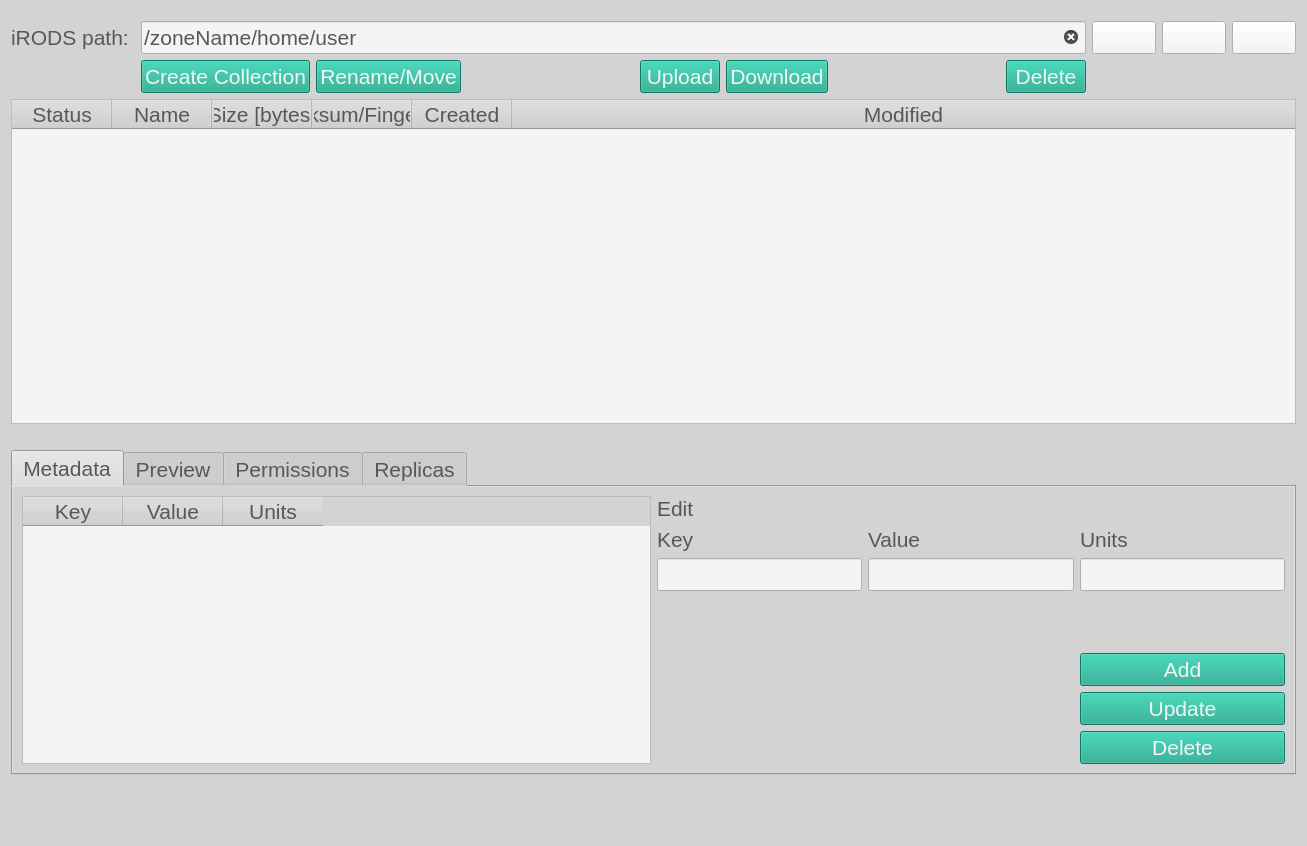
Before: the Qt Designer form ibridgesgui/ui_files/tabBrowser.ui in iBridges-for-iRODS/iBridges-GUI, drawn with Qt 5.
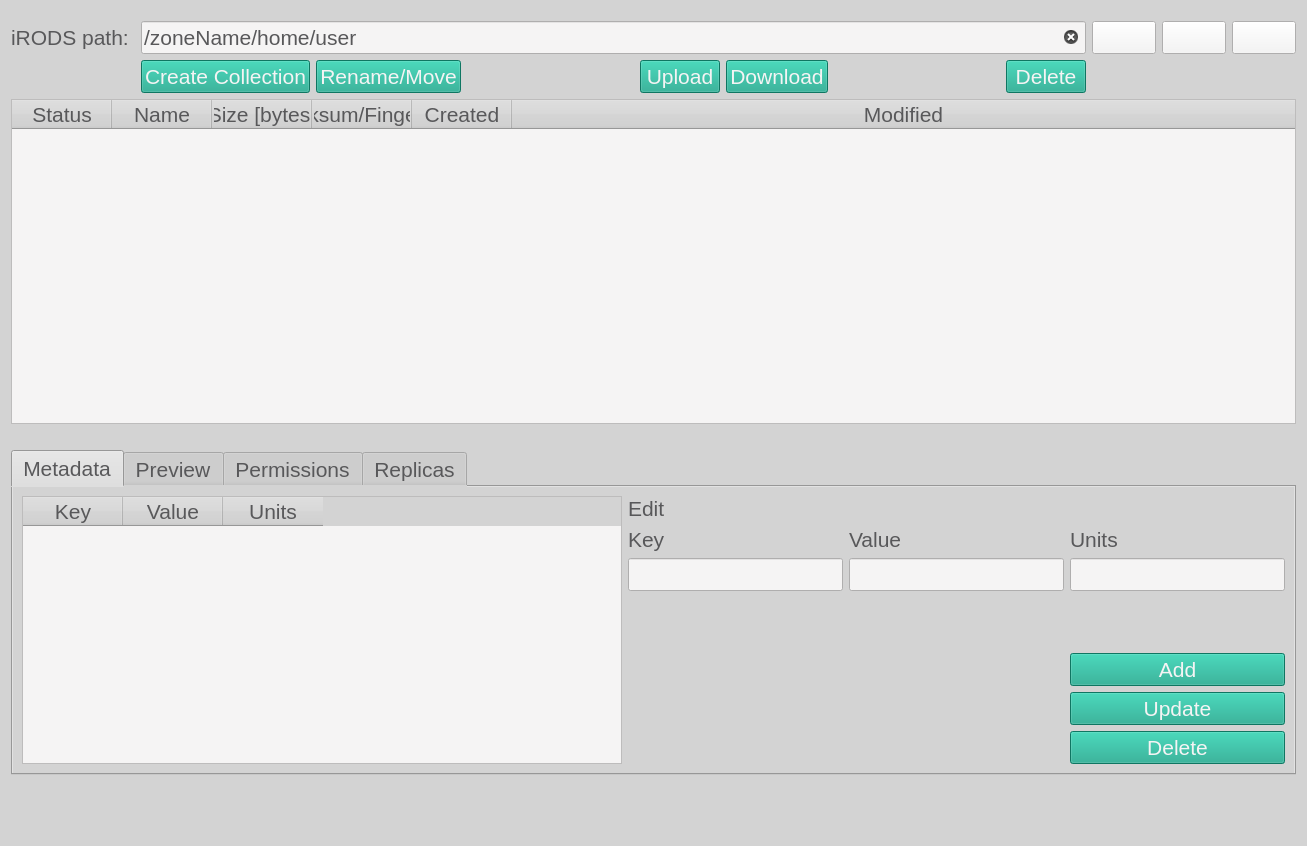
After: the same form once the commit is applied. Icons and pictures are not drawn.

```diff
--- a/ibridgesgui/ui_files/tabBrowser.ui
+++ b/ibridgesgui/ui_files/tabBrowser.ui
@@ -328,12 +328,24 @@
       <layout class="QHBoxLayout" name="horizontalLayout">
        <item>
         <widget class="QTableWidget" name="meta_table">
+         <property name="sizePolicy">
+          <sizepolicy hsizetype="Fixed" vsizetype="Expanding">
+           <horstretch>0</horstretch>
+           <verstretch>0</verstretch>
+          </sizepolicy>
+         </property>
          <property name="minimumSize">
           <size>
            <width>600</width>
            <height>200</height>
           </size>
          </property>
+         <property name="maximumSize">
+          <size>
+           <width>600</width>
+           <height>16777215</height>
+          </size>
+         </property>
          <property name="styleSheet">
           <string notr="true"/>
          </property>
@@ -376,7 +388,6 @@
            <property name="font">
             <font>
              <pointsize>16</pointsize>
-             <weight>50</weight>
              <italic>false</italic>
              <bold>false</bold>
             </font>
@@ -404,7 +415,6 @@
            <property name="font">
             <font>
              <pointsize>16</pointsize>
-             <weight>50</weight>
              <italic>false</italic>
              <bold>false</bold>
             </font>
@@ -429,7 +439,6 @@
            <property name="font">
             <font>
              <pointsize>16</pointsize>
-             <weight>50</weight>
              <italic>false</italic>
              <bold>false</bold>
             </font>
@@ -444,7 +453,6 @@
            <property name="font">
             <font>
              <pointsize>16</pointsize>
-             <weight>50</weight>
              <italic>false</italic>
              <bold>false</bold>
             </font>
```
Left out of the diff: 5 changed lines with no effect on the pictures.
